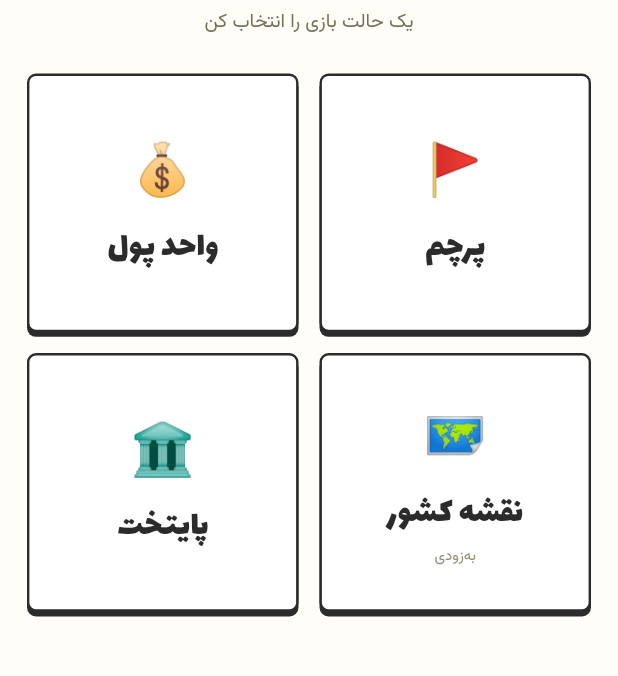
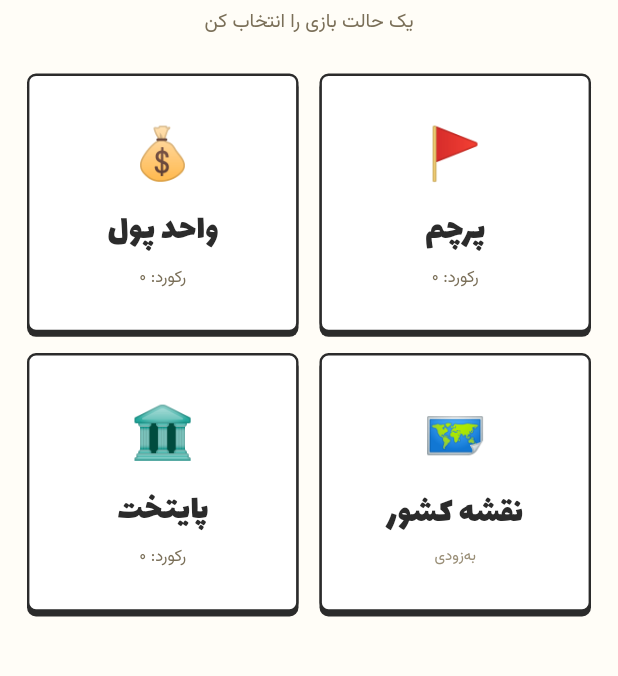
Before and after one commit to ArKhosrojerdi/marcopolo, a Flutter app: the screen it shows after launch, on a phone screen of 412 x 824 dp, the part 192-868 px from its top. Run offline on Flutter 3.47's test engine with Material 3 defaults, Android fonts, the phone set to English and light mode, and no system bars; our stand-ins replace flutter_svg, shared_preferences; project files that could hold a hidden picture were left out.

Commit message:
update homescreen

```diff
--- a/lib/screens/home_screen.dart
+++ b/lib/screens/home_screen.dart
@@ -151,6 +151,18 @@ class _ModeCard extends StatelessWidget {
                   color: AppColors.faint,
                 ),
               ),
+            )
+          else
+            Padding(
+              padding: const EdgeInsets.only(top: 6),
+              child: Text(
+                'رکورد: ${toPersianDigits(record)}',
+                style: const TextStyle(
+                  fontFamily: AppTheme.sans,
+                  fontSize: 11,
+                  color: AppColors.muted,
+                ),
+              ),
             ),
         ],
       ),
```
Also changed, not shown: 1 other file.
